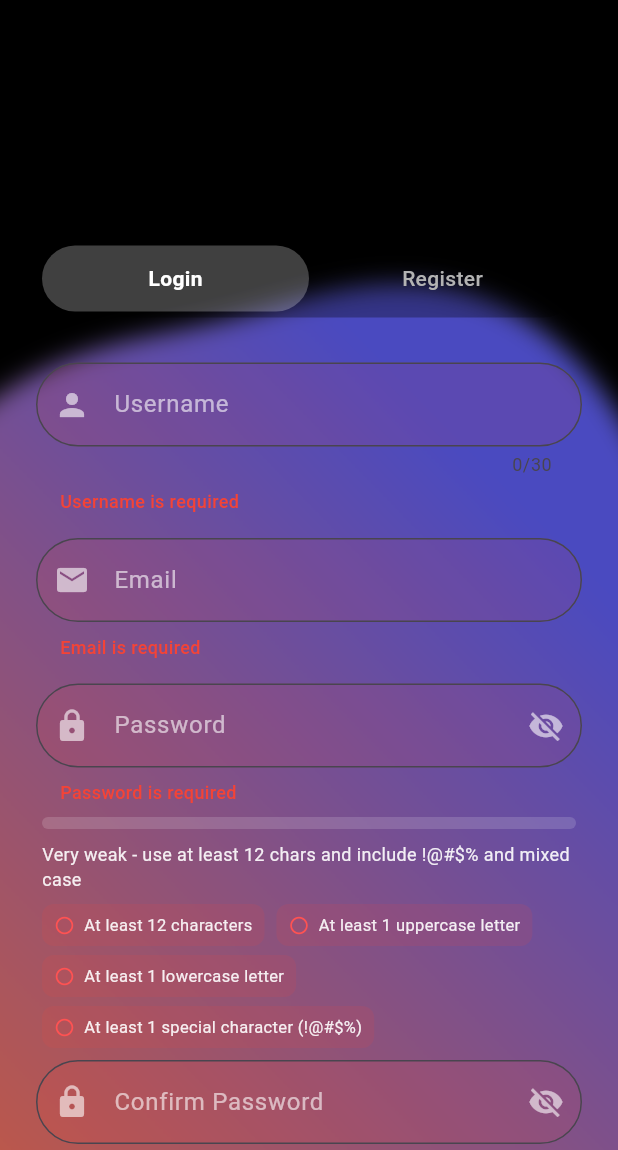
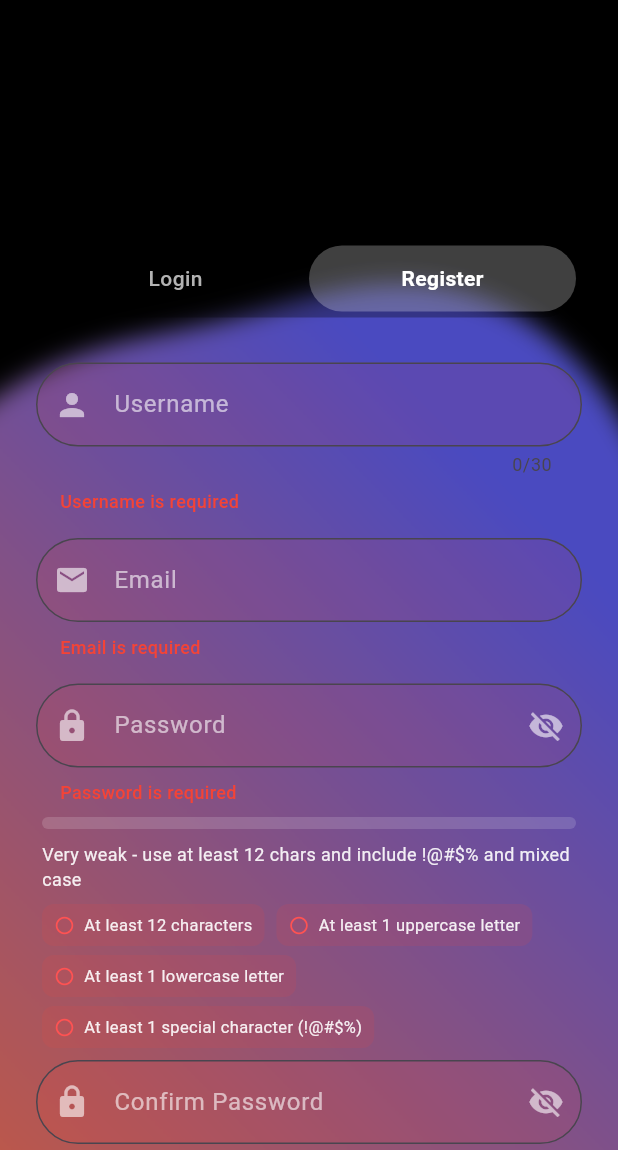
Before and after one commit to GavCoder/aperture, a Flutter app: the screen it shows after launch, after a tap on "Register", on a phone screen of 412 x 824 dp, the part 86-1236 px from its top. Run offline on Flutter 3.47's test engine with Material 3 defaults, Android fonts, the phone set to English and light mode, and no system bars; our stand-ins replace flutter_svg; Roboto replaces fonts that are missing (Poppins).

Commit message:
Implemented tab toggle

```diff
--- a/lib/screens/login_screen.dart
+++ b/lib/screens/login_screen.dart
@@ -102,7 +102,7 @@ class _LoginScreenViewState extends State<_LoginScreenView> {
                   children: [
                     const LogoSection(),
                     const SizedBox(height: 160),
-                    const TabButtons(),
+                    const TabButtons(label: 'Login'),
                     const SizedBox(height: 30),
                     InputField(
                       controller: emailController,
--- a/lib/screens/register_screen.dart
+++ b/lib/screens/register_screen.dart
@@ -133,7 +133,7 @@ class _RegisterScreenViewState extends State<_RegisterScreenView> {
                   children: [
                     const LogoSection(),
                     const SizedBox(height: 160),
-                    const TabButtons(),
+                    const TabButtons(label: 'Register'),
                     const SizedBox(height: 30),
                     InputField(
                       controller: usernameController,
--- a/lib/widgets/tab_buttons.dart
+++ b/lib/widgets/tab_buttons.dart
@@ -6,10 +6,15 @@ import 'package:flutter/material.dart';
 class TabButtons extends StatelessWidget {
   const TabButtons({
     super.key,
+    required this.label,
   });
+
+  final String label;
 
   @override
   Widget build(BuildContext context) {
+    bool isLogin = label.toLowerCase() == 'login';
+
     return Container(
       decoration: BoxDecoration(
         color: AppColors.tabBackgroundInactiveColor,
@@ -17,7 +22,8 @@ class TabButtons extends StatelessWidget {
       ),
       padding: const EdgeInsets.all(4),
       child: Row(
-        children: [
+        children: isLogin
+            ? [
                 // Login Tab
                 Expanded(
                   child: Container(
@@ -63,6 +69,53 @@ class TabButtons extends StatelessWidget {
                     ),
                   ),
                 ),
+              ]
+            : [
+                // Login Tab
+                Expanded(
+                  child: GestureDetector(
+                    onTap: () {
+                      Navigator.pushNamed(context, AppRouter.loginRoute);
+                    },
+                    child: Container(
+                      padding: const EdgeInsets.symmetric(vertical: 12),
+                      decoration: BoxDecoration(
+                        color: Colors.transparent,
+                        borderRadius: BorderRadius.circular(30),
+                      ),
+                      child: const Center(
+                        child: Text(
+                          'Login',
+                          style: TextStyle(
+                            color: Color(0xFFB3B3B3),
+                            fontSize: 14,
+                            fontWeight: FontWeight.w500,
+                          ),
+                        ),
+                      ),
+                    ),
+                  ),
+                ),
+                // Register Tab
+                Expanded(
+                  child: Container(
+                    padding: const EdgeInsets.symmetric(vertical: 12),
+                    decoration: BoxDecoration(
+                      color: AppColors.tabBackgroundColor,
+                      borderRadius: BorderRadius.circular(30),
+                    ),
+                    child: const Center(
+                      child: Text(
+                        'Register',
+                        style: TextStyle(
+                          color: Colors.white,
+                          fontSize: 14,
+                          fontWeight: FontWeight.w600,
+                        ),
+                      ),
+                    ),
+                  ),
+                ),
               ],
       ),
     );
```
Lines whose indentation alone changed are shown as unchanged.
